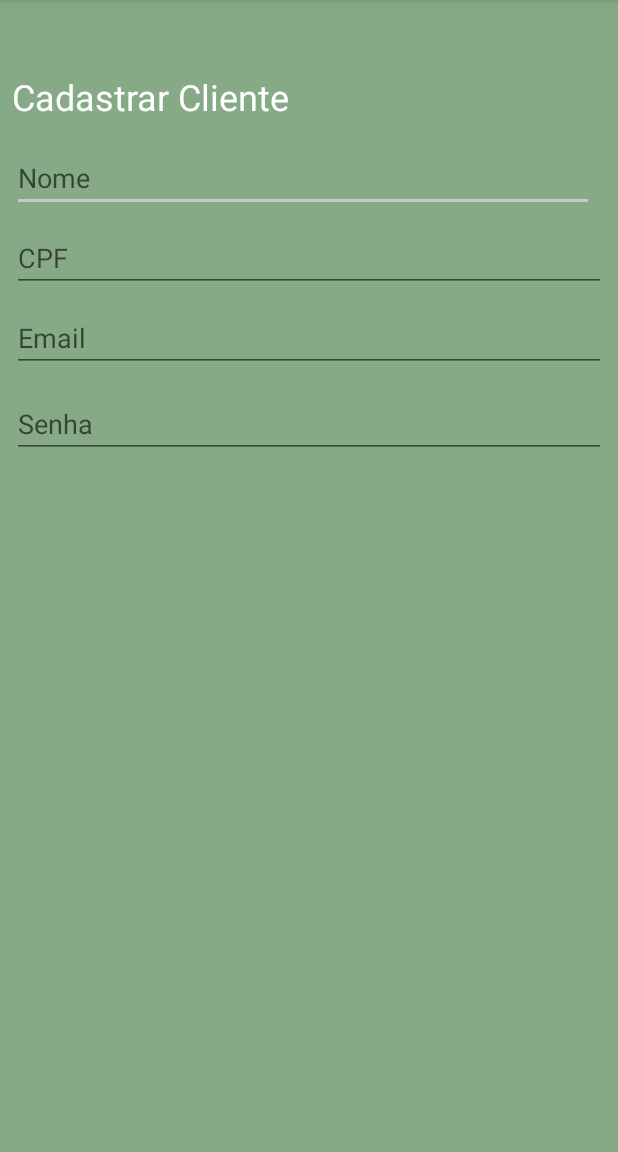
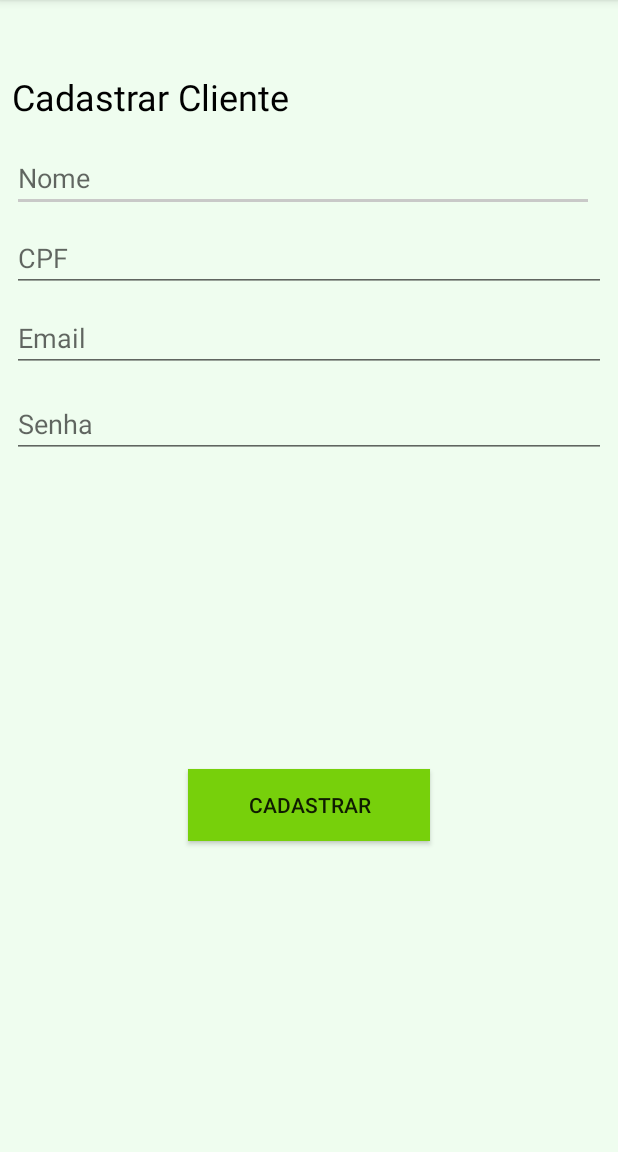
Before and after one commit to rodrigobecher/ondeReciclaAndroid, an Android app: the cadastrarCliente screen opened directly, with no data from a screen before it, on a phone screen of 412 x 824 dp, the part 84-1236 px from its top. Run offline under Robolectric (Android 15) with nearby library versions, the phone set to English and light mode, and no system bars.

```diff
--- a/app/build.gradle
+++ b/app/build.gradle
@@ -46,3 +46,7 @@ dependencies {
 dependencies {
     implementation 'com.android.support.constraint:constraint-layout:+'
 }
+
+dependencies {
+    implementation 'com.android.support.constraint:constraint-layout:+'
+}
--- a/app/src/main/java/senac/tcc/rodrigo/ondeReciclaAndroid/cadastrarCliente.java
+++ b/app/src/main/java/senac/tcc/rodrigo/ondeReciclaAndroid/cadastrarCliente.java
@@ -1,15 +1,73 @@
 package senac.tcc.rodrigo.ondeReciclaAndroid;
 
+import android.content.Intent;
 import android.support.v7.app.AppCompatActivity;
 import android.os.Bundle;
+import android.view.View;
+import android.widget.Button;
+import android.widget.EditText;
+import android.widget.Toast;
 
+import com.google.gson.Gson;
+
+import java.io.IOException;
+import java.math.BigDecimal;
+import java.util.concurrent.ExecutionException;
+
+import senac.tcc.rodrigo.ondeReciclaAndroid.senac.tcc.rodrigo.onderecicla.WebClient;
+import senac.tcc.rodrigo.ondeReciclaAndroid.senac.tcc.rodrigo.onderecicla.WsRest.ClienteTask;
+import senac.tcc.rodrigo.ondeReciclaAndroid.senac.tcc.rodrigo.onderecicla.model.Cliente;
+import senac.tcc.rodrigo.ondeReciclaAndroid.senac.tcc.rodrigo.onderecicla.util.ValidaVazio;
 import senac.tcc.rodrigo.onderecicla.R;
 
 public class cadastrarCliente extends AppCompatActivity {
 
+    private Button cadastrar;
+    private EditText nome;
+    private EditText cpf;
+    private EditText email;
+    private EditText senha;
     @Override
     protected void onCreate(Bundle savedInstanceState) {
         super.onCreate(savedInstanceState);
         setContentView(R.layout.activity_cadastrar_cliente);
+
+        cadastrar = (Button) findViewById(R.id.cadastrar);
+        nome = (EditText) findViewById(R.id.edNome);
+        cpf = (EditText) findViewById(R.id.edCpf);
+        email = (EditText) findViewById(R.id.edEmail);
+        senha = (EditText) findViewById(R.id.edSenha);
+        cadastrar.setOnClickListener(new View.OnClickListener() {
+            @Override
+            public void onClick(View v) {
+                Cliente cli = new Cliente();
+                try{
+                    ValidaVazio.validaString(nome.getText().toString());
+                    cli.setNome(nome.getText().toString());
+                    ValidaVazio.validaString(cpf.getText().toString());
+                    cli.setCpf(cpf.getText().toString());
+                    ValidaVazio.validaString(email.getText().toString());
+                    cli.setEmail(email.getText().toString());
+                    ValidaVazio.validaString(senha.getText().toString());
+                    cli.setSenha(senha.getText().toString());
+                }
+                catch (Exception e){
+                    Toast.makeText(cadastrarCliente.this, e.getMessage(), Toast.LENGTH_SHORT).show();
+                }
+                Gson gson = new Gson();
+                String stringJson = gson.toJson(cli);
+                ClienteTask clienteTask = new ClienteTask(stringJson, cadastrarCliente.this);
+                try {
+                    String resposta = clienteTask.execute().get();
+                    Intent intent = new Intent(cadastrarCliente.this, LoginActivity.class);
+                    startActivity(intent);
+                    finish();
+                } catch (InterruptedException e) {
+                    e.printStackTrace();
+                } catch (ExecutionException e) {
+                    e.printStackTrace();
+                }
+            }
+        });
     }
 }
--- a/app/src/main/java/senac/tcc/rodrigo/ondeReciclaAndroid/senac/tcc/rodrigo/onderecicla/model/Cliente.java
+++ b/app/src/main/java/senac/tcc/rodrigo/ondeReciclaAndroid/senac/tcc/rodrigo/onderecicla/model/Cliente.java
@@ -1,4 +1,6 @@
 package senac.tcc.rodrigo.ondeReciclaAndroid.senac.tcc.rodrigo.onderecicla.model;
+
+import com.google.gson.annotations.SerializedName;
 
 import java.io.Serializable;
 import java.math.BigDecimal;
@@ -9,12 +11,14 @@ import java.math.BigDecimal;
 
 public class Cliente implements Serializable {
 
+    @SerializedName("id")
     private Integer idCliente;
     private String cpf;
     private BigDecimal pontuacao;
     private String senha;
     private String nome;
     private String email;
+
 
     public Integer getIdCliente() {
         return idCliente;
--- a/app/src/main/res/layout/activity_cadastrar_cliente.xml
+++ b/app/src/main/res/layout/activity_cadastrar_cliente.xml
@@ -17,7 +17,7 @@
         android:layout_marginStart="8dp"
         android:layout_marginTop="48dp"
         android:text="Cadastrar Cliente"
-        android:textColor="@android:color/background_light"
+        android:textColor="@android:color/background_dark"
         android:textSize="24sp"
         app:layout_constraintEnd_toEndOf="parent"
         app:layout_constraintHorizontal_bias="0.0"
@@ -37,7 +37,7 @@
         android:hint="Nome"
         android:inputType="textPersonName"
         android:selectAllOnFocus="false"
-        android:textColor="@android:color/background_light"
+        android:textColor="@android:color/background_dark"
         android:typeface="normal"
         app:layout_constraintEnd_toEndOf="parent"
         app:layout_constraintHorizontal_bias="0.055"
@@ -56,7 +56,7 @@
         android:ems="10"
         android:hint="CPF"
         android:inputType="number"
-        android:textColor="@android:color/background_light"
+        android:textColor="@android:color/background_dark"
         app:layout_constraintEnd_toEndOf="parent"
         app:layout_constraintHorizontal_bias="0.052"
         app:layout_constraintStart_toStartOf="parent"
@@ -74,7 +74,7 @@
         android:ems="10"
         android:hint="Email"
         android:inputType="textEmailAddress"
-        android:textColor="@android:color/background_light"
+        android:textColor="@android:color/background_dark"
         app:layout_constraintEnd_toEndOf="parent"
         app:layout_constraintHorizontal_bias="0.052"
         app:layout_constraintStart_toStartOf="parent"
@@ -92,10 +92,27 @@
         android:ems="10"
         android:hint="Senha"
         android:inputType="textPassword"
-        android:textColor="@android:color/background_light"
+        android:textColor="@android:color/background_dark"
         app:layout_constraintEnd_toEndOf="parent"
         app:layout_constraintHorizontal_bias="0.052"
         app:layout_constraintStart_toStartOf="parent"
         app:layout_constraintTop_toBottomOf="@+id/edEmail" />
 
+    <Button
+        android:id="@+id/cadastrar"
+        android:layout_width="161dp"
+        android:layout_height="48dp"
+        android:layout_marginBottom="8dp"
+        android:layout_marginEnd="8dp"
+        android:layout_marginLeft="8dp"
+        android:layout_marginRight="8dp"
+        android:layout_marginStart="8dp"
+        android:layout_marginTop="8dp"
+        android:background="#77d00b"
+        android:text="Cadastrar"
+        app:layout_constraintBottom_toBottomOf="parent"
+        app:layout_constraintEnd_toEndOf="parent"
+        app:layout_constraintStart_toStartOf="parent"
+        app:layout_constraintTop_toBottomOf="@+id/edSenha" />
+
 </android.support.constraint.ConstraintLayout>
--- a/app/src/main/res/layout/activity_login.xml
+++ b/app/src/main/res/layout/activity_login.xml
@@ -9,7 +9,7 @@
     android:paddingLeft="@dimen/activity_horizontal_margin"
     android:paddingRight="@dimen/activity_horizontal_margin"
     android:paddingTop="@dimen/activity_vertical_margin"
-    tools:background="#b1e5b1"
+    tools:background="#f1f7ee"
     tools:context="senac.tcc.rodrigo.ondeReciclaAndroid.LoginActivity">
 
     <!-- Login progress -->
--- a/app/src/main/res/values/colors.xml
+++ b/app/src/main/res/values/colors.xml
@@ -3,5 +3,5 @@
     <color name="colorPrimary">#097625</color>
     <color name="colorPrimaryDark">#097625</color>
     <color name="colorAccent">#c9c9c8</color>
-    <color name="Fundo">#86aa86</color>
+    <color name="Fundo">#effdef</color>
 </resources>
```
Also changed, not shown: app/src/main/AndroidManifest.xml (+4 -7 lines), app/src/main/java/senac/tcc/rodrigo/ondeReciclaAndroid/LoginActivity.java (+25 -5 lines), app/src/main/java/senac/tcc/rodrigo/ondeReciclaAndroid/senac/tcc/rodrigo/onderecicla/MenuCliente.java (added, +27 -0 lines), app/src/main/java/senac/tcc/rodrigo/ondeReciclaAndroid/senac/tcc/rodrigo/onderecicla/WebClient.java (+6 -6 lines), app/src/main/java/senac/tcc/rodrigo/ondeReciclaAndroid/senac/tcc/rodrigo/onderecicla/WsRest/ClienteTask.java (added, +39 -0 lines), app/src/main/java/senac/tcc/rodrigo/ondeReciclaAndroid/senac/tcc/rodrigo/onderecicla/WsRest/ClienteTaskLogin.java (added, +64 -0 lines), app/src/main/java/senac/tcc/rodrigo/ondeReciclaAndroid/senac/tcc/rodrigo/onderecicla/util/ValidaVazio.java (added, +18 -0 lines), app/src/main/res/layout/activity_menu_cliente.xml (added, +78 -0 lines).
